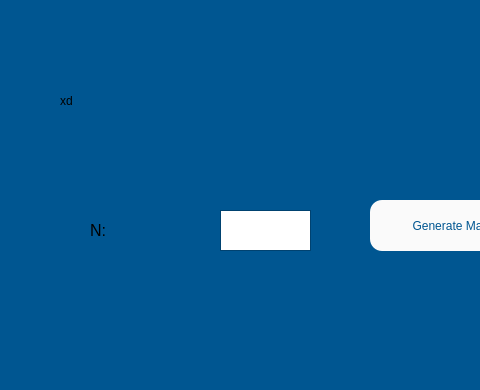
The window that Designer/lu_simple_window.ui (ManuelG28/Numerikiando) describes before a commit, drawn with Qt 5; both pictures show x 0 to 480 and y 0 to 390 of the 900 by 700 pixel window.
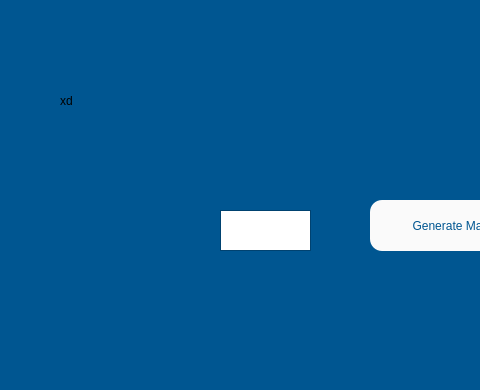
The same window after the commit. Icons and pictures are not drawn.

```diff
--- a/Designer/lu_simple_window.ui
+++ b/Designer/lu_simple_window.ui
@@ -116,8 +116,11 @@
      <pointsize>12</pointsize>
     </font>
    </property>
+   <property name="styleSheet">
+    <string notr="true">background-image: url(:/images/n.png);</string>
+   </property>
    <property name="text">
-    <string>N:</string>
+    <string/>
    </property>
   </widget>
   <widget class="QTextEdit" name="n_input">
```
Left out of the diff: 7 changed lines with no effect on the pictures.
